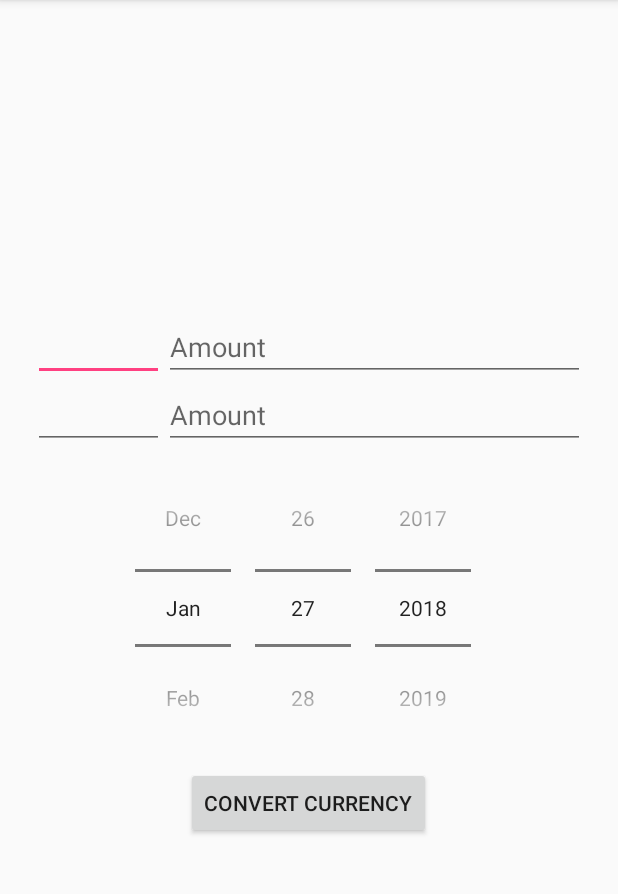
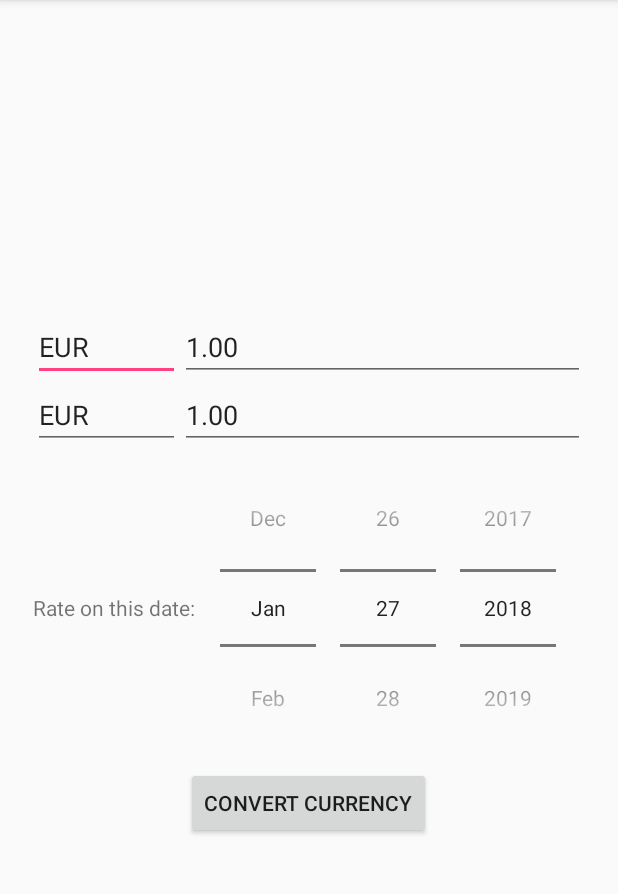
Before and after one commit to Stumpbeard/CoinMotion, an Android app: the screen it shows after launch (MainActivity), on a phone screen of 412 x 824 dp, the part 84-978 px from its top. Run offline under Robolectric (Android 15) with nearby library versions, the phone set to English and light mode, and no system bars.

Commit message:
AutoFillTextViews in place with currency codes

```diff
--- a/app/src/main/java/com/zak/stump/coinmotion/MainActivity.java
+++ b/app/src/main/java/com/zak/stump/coinmotion/MainActivity.java
@@ -4,6 +4,8 @@ import android.os.Bundle;
 import android.support.v7.app.AppCompatActivity;
 import android.text.TextUtils;
 import android.view.View;
+import android.widget.AdapterView;
+import android.widget.ArrayAdapter;
 import android.widget.AutoCompleteTextView;
 import android.widget.Button;
 import android.widget.DatePicker;
@@ -13,12 +15,12 @@ import android.widget.Toast;
 public class MainActivity extends AppCompatActivity implements View.OnClickListener {
 
 
-    private AutoCompleteTextView autoFrom;
     private EditText valueFrom;
-    private AutoCompleteTextView autoTo;
     private EditText valueTo;
     private DatePicker dateOfRate;
     private Button convertButton;
+    private AutoCompleteTextView autoFrom;
+    private AutoCompleteTextView autoTo;
 
     @Override
     protected void onCreate(Bundle savedInstanceState) {
@@ -28,14 +30,33 @@ public class MainActivity extends AppCompatActivity implements View.OnClickListe
     }
 
     private void initView() {
-        autoFrom = (AutoCompleteTextView) findViewById(R.id.autoFrom);
         valueFrom = (EditText) findViewById(R.id.valueFrom);
-        autoTo = (AutoCompleteTextView) findViewById(R.id.autoTo);
         valueTo = (EditText) findViewById(R.id.valueTo);
         dateOfRate = (DatePicker) findViewById(R.id.dateOfRate);
         convertButton = (Button) findViewById(R.id.convertButton);
+        convertButton.setOnClickListener(this);
+        autoFrom = (AutoCompleteTextView) findViewById(R.id.autoFrom);
+        autoFrom.setOnClickListener(new View.OnClickListener() {
+            @Override
+            public void onClick(View view) {
+                autoFrom.showDropDown();
+            }
+        });
+        autoTo = (AutoCompleteTextView) findViewById(R.id.autoTo);
+        autoTo.setOnClickListener(new View.OnClickListener() {
+            @Override
+            public void onClick(View view) {
+                autoTo.showDropDown();
+            }
+        });
 
-        convertButton.setOnClickListener(this);
+        ArrayAdapter<CharSequence> adapter = ArrayAdapter.createFromResource(this,
+                R.array.currency_choices, android.R.layout.simple_spinner_item);
+        adapter.setDropDownViewResource(android.R.layout.simple_spinner_dropdown_item);
+//        ArrayAdapter<String> adapter = new ArrayAdapter<String>(this,
+//                android.R.layout.simple_dropdown_item_1line, CUR_CODES);
+        autoFrom.setAdapter(adapter);
+        autoTo.setAdapter(adapter);
     }
 
     @Override
@@ -65,6 +86,11 @@ public class MainActivity extends AppCompatActivity implements View.OnClickListe
         Toast.makeText(this, valueFromString + valueToString, Toast.LENGTH_SHORT).show();
 
 
+    }
 
-    }
+    private static final String[] CUR_CODES = new String[]{
+            "EUR", "USD", "AUD", "BGN", "BRL", "CAD", "CHF", "CNY", "CZK", "DKK", "GBP", "HKD",
+            "HRK", "HUF", "IDR", "ILS", "INR", "JPY", "KRW", "MXN", "MYR", "NOK", "NZD", "PHP",
+            "PLN", "RON", "RUB", "SEK", "SGD", "THB", "TRY", "USD", "ZAR"
+    };
 }
--- a/app/src/main/res/layout/activity_main.xml
+++ b/app/src/main/res/layout/activity_main.xml
@@ -28,16 +28,22 @@
                 android:id="@+id/autoFrom"
                 android:layout_width="wrap_content"
                 android:layout_height="wrap_content"
-                android:layout_weight="1" />
+                android:layout_weight="1"
+                android:completionThreshold="1"
+                android:dropDownHeight="wrap_content"
+                android:text="EUR" />
 
             <EditText
                 android:id="@+id/valueFrom"
                 android:layout_width="wrap_content"
                 android:layout_height="wrap_content"
+                android:layout_gravity="center_vertical"
                 android:layout_weight="1"
                 android:ems="10"
-                android:hint="@string/amountHint"
-                android:inputType="numberDecimal" />
+                android:hint="@string/amount_hint"
+                android:inputType="numberDecimal"
+                android:text="1.00" />
+
         </LinearLayout>
 
         <LinearLayout
@@ -49,7 +55,10 @@
                 android:id="@+id/autoTo"
                 android:layout_width="wrap_content"
                 android:layout_height="wrap_content"
-                android:layout_weight="1" />
+                android:layout_weight="1"
+                android:completionThreshold="1"
+                android:dropDownHeight="wrap_content"
+                android:text="EUR" />
 
             <EditText
                 android:id="@+id/valueTo"
@@ -57,18 +66,35 @@
                 android:layout_height="wrap_content"
                 android:layout_weight="1"
                 android:ems="10"
-                android:hint="@string/amountHint"
-                android:inputType="numberDecimal" />
+                android:hint="@string/amount_hint"
+                android:inputType="numberDecimal"
+                android:text="1.00" />
+
         </LinearLayout>
 
-        <DatePicker
-            android:id="@+id/dateOfRate"
+        <LinearLayout
             android:layout_width="match_parent"
-            android:layout_height="0dp"
-            android:layout_weight="1"
-            android:calendarViewShown="false"
-            android:datePickerMode="spinner"
-            android:minDate="01/04/1999" />
+            android:layout_height="match_parent"
+            android:orientation="horizontal">
+
+            <TextView
+                android:id="@+id/textView3"
+                android:layout_width="wrap_content"
+                android:layout_height="wrap_content"
+                android:layout_gravity="center_vertical"
+                android:layout_weight="1"
+                android:text="@string/date_intr" />
+
+            <DatePicker
+                android:id="@+id/dateOfRate"
+                android:layout_width="wrap_content"
+                android:layout_height="wrap_content"
+                android:layout_weight="1"
+                android:calendarViewShown="false"
+                android:datePickerMode="spinner"
+                android:minDate="01/04/1999" />
+
+        </LinearLayout>
 
         <RelativeLayout
             android:layout_width="match_parent"
@@ -78,9 +104,9 @@
                 android:id="@+id/convertButton"
                 android:layout_width="wrap_content"
                 android:layout_height="wrap_content"
-                android:layout_alignParentLeft="false"
                 android:layout_centerHorizontal="true"
-                android:text="@string/convertButton" />
+                android:text="@string/convert_button" />
         </RelativeLayout>
     </LinearLayout>
+
 </android.support.constraint.ConstraintLayout>
--- a/app/src/main/res/values/strings.xml
+++ b/app/src/main/res/values/strings.xml
@@ -1,5 +1,41 @@
 <resources>
     <string name="app_name">CoinMotion</string>
-    <string name="amountHint">Amount</string>
-    <string name="convertButton">Convert Currency</string>
+    <string name="amount_hint">Amount</string>
+    <string name="convert_button">Convert Currency</string>
+    <string name="date_intr">Rate on this date:</string>
+    <string-array name="currency_choices">
+        <item>EUR</item>
+		<item>USD</item>
+		<item>AUD</item>
+		<item>BGN</item>
+		<item>BRL</item>
+		<item>CAD</item>
+		<item>CHF</item>
+		<item>CNY</item>
+		<item>CZK</item>
+		<item>DKK</item>
+		<item>GBP</item>
+		<item>HKD</item>
+        <item>HRK</item>
+		<item>HUF</item>
+		<item>IDR</item>
+		<item>ILS</item>
+		<item>INR</item>
+		<item>JPY</item>
+		<item>KRW</item>
+		<item>MXN</item>
+		<item>MYR</item>
+		<item>NOK</item>
+		<item>NZD</item>
+		<item>PHP</item>
+        <item>PLN</item>
+		<item>RON</item>
+		<item>RUB</item>
+		<item>SEK</item>
+		<item>SGD</item>
+		<item>THB</item>
+		<item>TRY</item>
+		<item>USD</item>
+		<item>ZAR</item>
+    </string-array>
 </resources>
```
